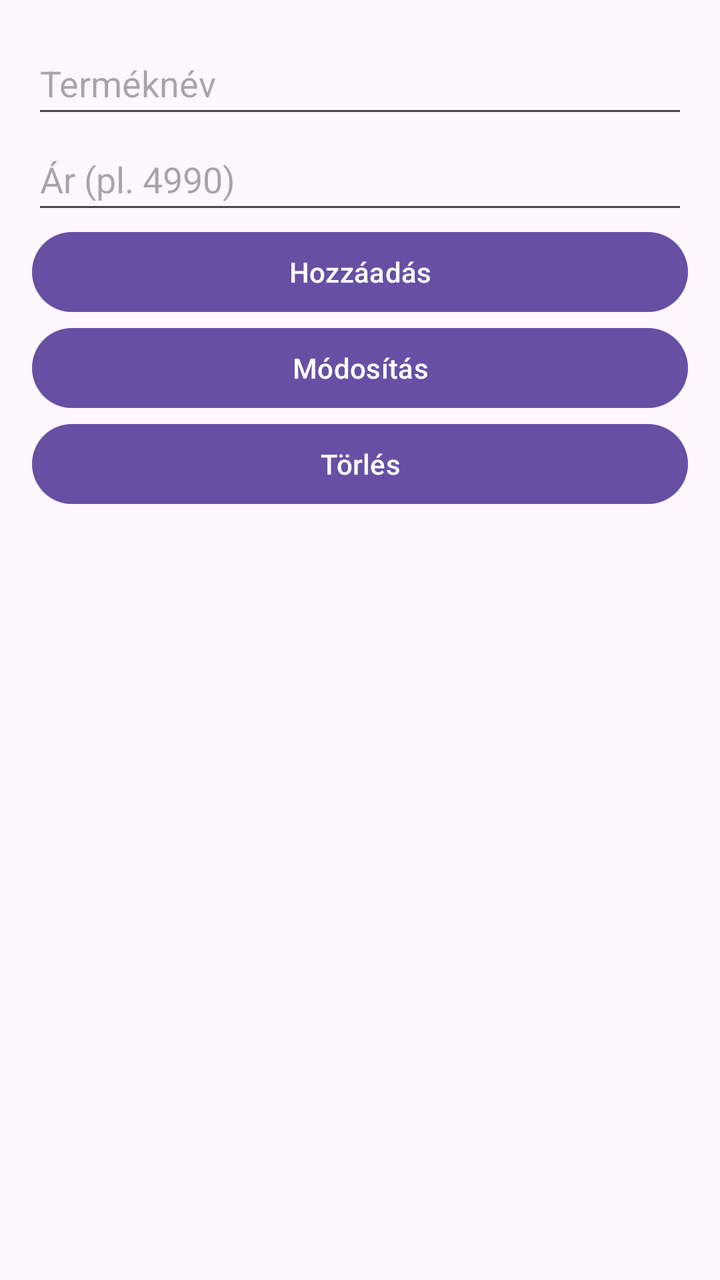
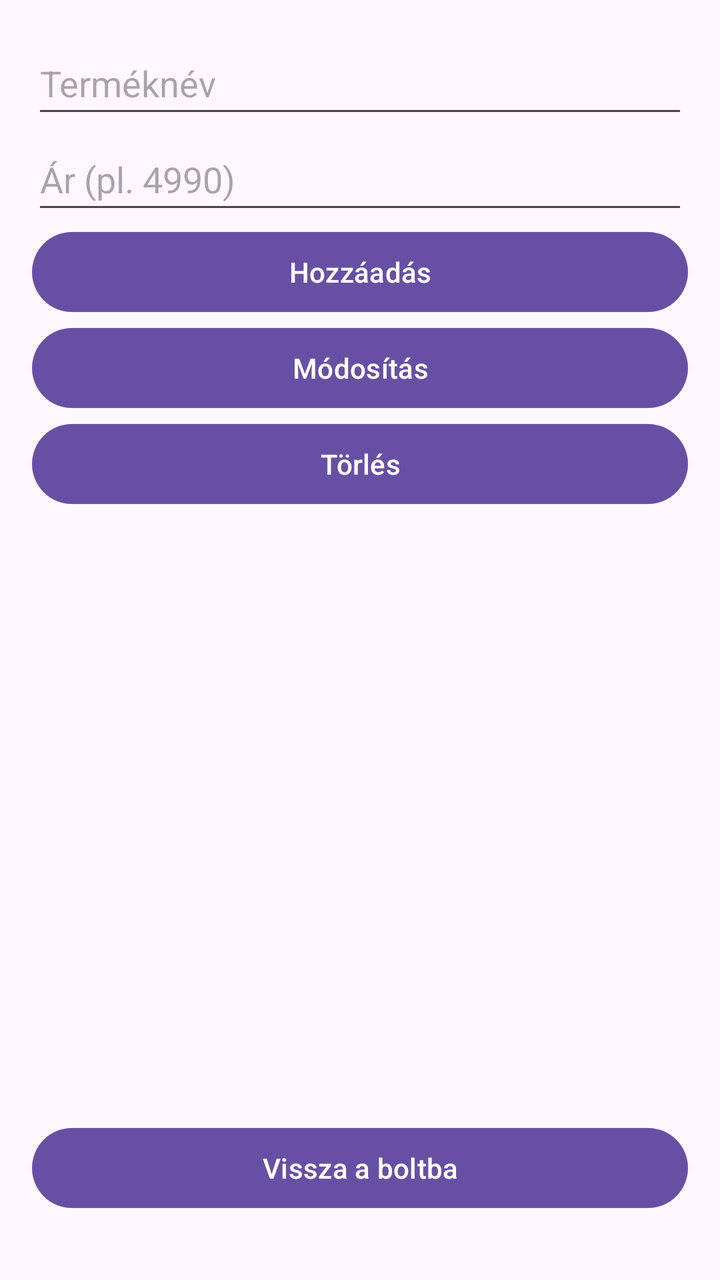

Screens rendered from an Android XML layout before and after an edit, with the pre-edit source and the edit as a unified diff.
<!-- AndroidManifest.xml: application theme Theme.Textil -->
<!-- res/layout/activity_product_crud.xml -->
<?xml version="1.0" encoding="utf-8"?>
<LinearLayout xmlns:android="http://schemas.android.com/apk/res/android"
    android:layout_width="match_parent"
    android:layout_height="match_parent"
    android:padding="16dp"
    android:orientation="vertical">

    <EditText
        android:id="@+id/nameEditText"
        android:layout_width="match_parent"
        android:layout_height="wrap_content"
        android:hint="Terméknév"
        android:minHeight="48dp" />

    <EditText
        android:id="@+id/priceEditText"
        android:layout_width="match_parent"
        android:layout_height="wrap_content"
        android:hint="Ár (pl. 4990)"
        android:inputType="numberDecimal"
        android:minHeight="48dp" />

    <Button
        android:id="@+id/addButton"
        android:text="Hozzáadás"
        android:layout_width="match_parent"
        android:layout_height="wrap_content" />

    <Button
        android:id="@+id/updateButton"
        android:text="Módosítás"
        android:layout_width="match_parent"
        android:layout_height="wrap_content" />

    <Button
        android:id="@+id/deleteButton"
        android:text="Törlés"
        android:layout_width="match_parent"
        android:layout_height="wrap_content" />

    <ListView
        android:id="@+id/productListView"
        android:layout_width="match_parent"
        android:layout_height="0dp"
        android:layout_weight="1"/>
</LinearLayout>
<!-- resources referenced by this layout -->
<resources>
  <style name="Theme.Textil" parent="Base.Theme.Textil" />
  <style name="Base.Theme.Textil" parent="Theme.Material3.DayNight.NoActionBar">
          
          
      </style>
</resources>

<!-- the commit's change to res/layout/activity_product_crud.xml (unified diff, before → after) -->
@@ -43,4 +43,12 @@
         android:layout_width="match_parent"
         android:layout_height="0dp"
         android:layout_weight="1"/>
+
+    <Button
+        android:id="@+id/btnBackToShop"
+        android:layout_width="match_parent"
+        android:layout_height="wrap_content"
+        android:layout_marginTop="12dp"
+        android:layout_marginBottom="16dp"
+        android:text="Vissza a boltba" />
 </LinearLayout>
